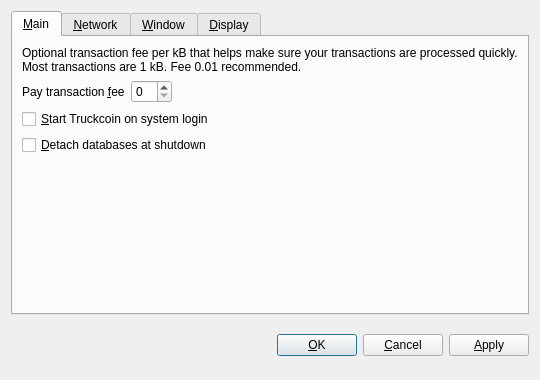
Old version of the form src/qt/forms/optionsdialog.ui in the repository truckit/Truckcoin.
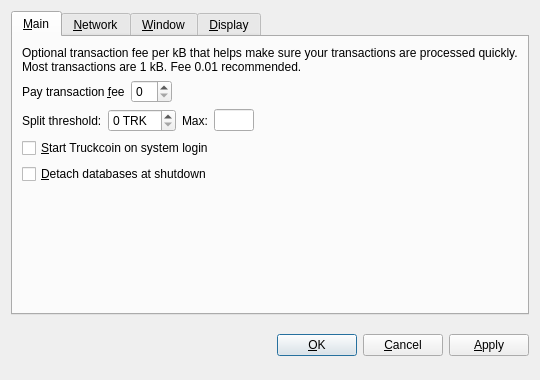
New version of the form. Custom widgets are drawn as their Qt base class.

Commit message:
Add split threshold to gui
version to 0.9.6.2

What changed in the file:
```diff
--- a/src/qt/forms/optionsdialog.ui
+++ b/src/qt/forms/optionsdialog.ui
@@ -76,6 +76,72 @@
          </item>
         </layout>
        </item>
+       <item>
+        <layout class="QHBoxLayout" name="horizontalLayout_Main1">
+         <item>
+          <widget class="QLabel" name="splitThresholdLabel">
+           <property name="text">
+            <string>Split threshold:</string>
+           </property>
+           <property name="textFormat">
+            <enum>Qt::PlainText</enum>
+           </property>
+          </widget>
+         </item>
+         <item>
+          <widget class="SplitThresholdField" name="splitThreshold">
+           <property name="minimum">
+            <number>0</number>
+           </property>
+           <property name="suffix">
+            <string> TRK</string>
+           </property>
+           <property name="toolTip">
+            <string>Staking engine will not split blocks smaller than this amount (wallet restart required).</string>
+           </property>
+	  </widget>
+         </item>
+         <item>
+          <widget class="QLabel" name="maxSplitThresholdLabel">
+           <property name="text">
+            <string>Max:</string>
+           </property>
+           <property name="textFormat">
+            <enum>Qt::PlainText</enum>
+           </property>
+          </widget>
+         </item>
+         <item>
+          <widget class="QLineEdit" name="maxSplitThreshold">
+         <property name="disabled">
+          <bool>true</bool>
+         </property>
+         <property name="maximumSize">
+          <size>
+           <width>40</width>
+           <height>16777215</height>
+          </size>
+         </property>
+         <property name="toolTip">
+          <string>Maximum allowed split threshold.</string>
+         </property>
+          </widget>
+         </item>	 
+         <item>
+          <spacer name="horizontalSpacer_Main1">
+         <property name="orientation">
+          <enum>Qt::Horizontal</enum>
+         </property>
+         <property name="sizeHint" stdset="0">
+          <size>
+           <width>40</width>
+           <height>20</height>
+          </size>
+         </property>
+          </spacer>
+         </item>
+        </layout>
+       </item>
        <item>
         <widget class="QCheckBox" name="bitcoinAtStartup">
          <property name="toolTip">
@@ -464,6 +530,11 @@
    <extends>QSpinBox</extends>
    <header>bitcoinamountfield.h</header>
   </customwidget>
+  <customwidget>
+   <class>SplitThresholdField</class>
+   <extends>QSpinBox</extends>
+   <header>splitthresholdfield.h</header>
+  </customwidget>
   <customwidget>
    <class>QValueComboBox</class>
    <extends>QComboBox</extends>
```
The commit also changes 7 other files.
